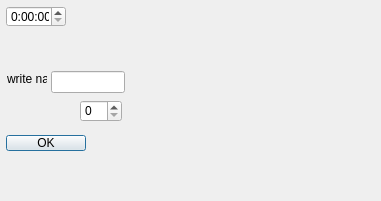
First picture: the form in Lab2/element_timer.ui, repository MariKush/OOP, before the edit.
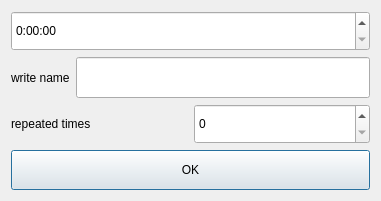
Second picture: the form after the edit.

Commit message: add some design and comments

Patch:
```diff
--- a/Lab2/element_timer.ui
+++ b/Lab2/element_timer.ui
@@ -13,15 +13,9 @@
   <property name="windowTitle">
    <string>Dialog</string>
   </property>
+  <layout class="QVBoxLayout" name="verticalLayout">
+   <item>
   <widget class="QTimeEdit" name="timeEdit">
-   <property name="geometry">
-    <rect>
-     <x>6</x>
-     <y>6</y>
-     <width>60</width>
-     <height>21</height>
-    </rect>
-   </property>
    <property name="sizePolicy">
     <sizepolicy hsizetype="Minimum" vsizetype="Preferred">
      <horstretch>0</horstretch>
@@ -39,33 +33,47 @@
     <string>H:mm:ss</string>
    </property>
   </widget>
-  <widget class="QPushButton" name="set_timer_time">
-   <property name="geometry">
-    <rect>
-     <x>6</x>
-     <y>135</y>
-     <width>80</width>
-     <height>16</height>
-    </rect>
-   </property>
+   </item>
+   <item>
+    <layout class="QHBoxLayout" name="horizontalLayout_2">
+     <item>
+      <widget class="QLabel" name="label">
+       <property name="text">
+        <string>write name</string>
+       </property>
+      </widget>
+     </item>
+     <item>
+      <widget class="QLineEdit" name="NameEdit">
    <property name="sizePolicy">
-    <sizepolicy hsizetype="Minimum" vsizetype="Preferred">
+        <sizepolicy hsizetype="Expanding" vsizetype="Preferred">
      <horstretch>0</horstretch>
      <verstretch>0</verstretch>
     </sizepolicy>
    </property>
+       <property name="inputMask">
+        <string/>
+       </property>
+      </widget>
+     </item>
+    </layout>
+   </item>
+   <item>
+    <layout class="QHBoxLayout" name="horizontalLayout">
+     <item>
+      <widget class="QLabel" name="label_2">
    <property name="text">
-    <string>OK</string>
-   </property>
-  </widget>
+        <string>repeated times</string>
+       </property>
+      </widget>
+     </item>
+     <item>
   <widget class="QSpinBox" name="TimesToRepeat">
-   <property name="geometry">
-    <rect>
-     <x>80</x>
-     <y>100</y>
-     <width>42</width>
-     <height>22</height>
-    </rect>
+       <property name="sizePolicy">
+        <sizepolicy hsizetype="Minimum" vsizetype="Preferred">
+         <horstretch>0</horstretch>
+         <verstretch>0</verstretch>
+        </sizepolicy>
    </property>
    <property name="mouseTracking">
     <bool>false</bool>
@@ -80,38 +88,23 @@
     <number>99</number>
    </property>
   </widget>
-  <widget class="QLabel" name="label">
-   <property name="geometry">
-    <rect>
-     <x>7</x>
-     <y>71</y>
-     <width>40</width>
-     <height>16</height>
-    </rect>
-   </property>
-   <property name="text">
-    <string>write name</string>
-   </property>
-  </widget>
-  <widget class="QLineEdit" name="NameEdit">
-   <property name="geometry">
-    <rect>
-     <x>51</x>
-     <y>71</y>
-     <width>74</width>
-     <height>22</height>
-    </rect>
-   </property>
+     </item>
+    </layout>
+   </item>
+   <item>
+    <widget class="QPushButton" name="set_timer_time">
    <property name="sizePolicy">
-    <sizepolicy hsizetype="Expanding" vsizetype="Preferred">
+      <sizepolicy hsizetype="Minimum" vsizetype="Preferred">
      <horstretch>0</horstretch>
      <verstretch>0</verstretch>
     </sizepolicy>
    </property>
-   <property name="inputMask">
-    <string/>
-   </property>
-  </widget>
+     <property name="text">
+      <string>OK</string>
+     </property>
+    </widget>
+   </item>
+  </layout>
  </widget>
  <resources/>
  <connections/>
```
Lines whose indentation alone changed are shown as unchanged. The commit also changes 5 other files.
